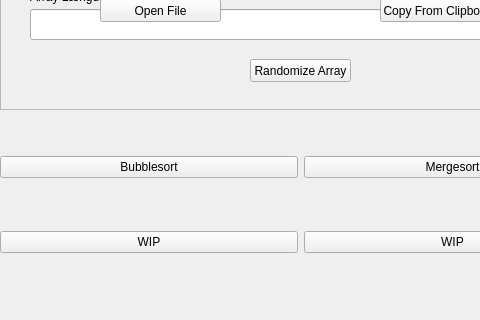
Rasmus3650/eksamen, file gui.ui: the form before one commit; both pictures show x 0 to 480 and y 90 to 410 of the 600 by 410 pixel window.
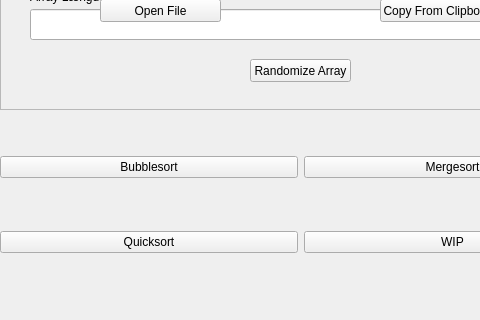
The form after the commit.

Commit message: Clipboard og open file virker mere eller mindre

Patch:
```diff
--- a/gui.ui
+++ b/gui.ui
@@ -168,7 +168,7 @@
      <item row="1" column="0">
       <widget class="QPushButton" name="pushButton">
        <property name="text">
-        <string>WIP</string>
+        <string>Quicksort</string>
        </property>
       </widget>
      </item>
```
Left out of the diff: 2 changed lines with no effect on the pictures. The commit also changes 1 other file.
